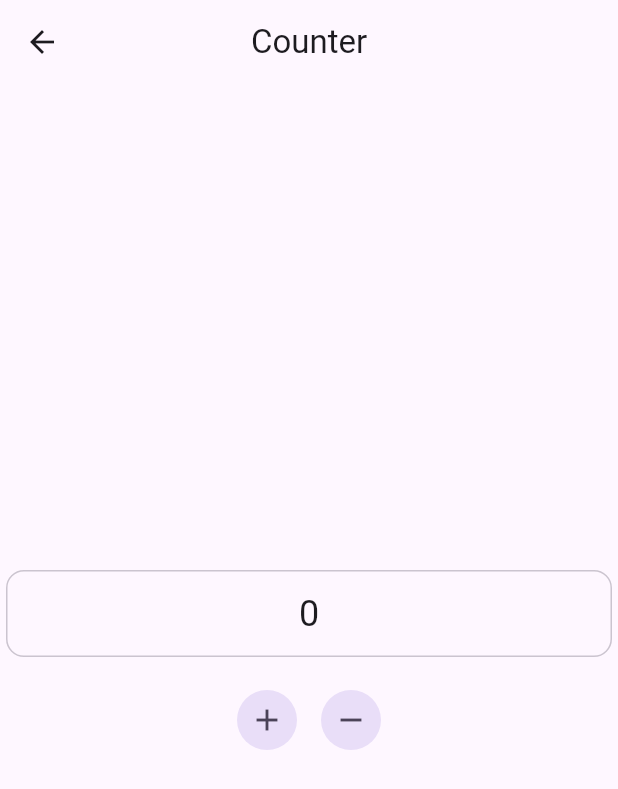
After one commit to aldnazr/test-native, a Flutter app: the screen it shows after launch, after a tap on "Test Riverpod", on a phone screen of 412 x 824 dp. The commit adds this screen. Shown: the top 789 px of the screen. Run offline on Flutter 3.47's test engine with Material 3 defaults, Android fonts, the phone set to English and light mode, and no system bars; our stand-ins replace camera, firebase_core, firebase_messaging, flutter_local_notifications, flutter_riverpod, geolocator and 3 more; accounts and stored records are empty; generated files the repository leaves out were written again.

Commit message:
add riverpod

```diff
--- a/analysis_options.yaml
+++ b/analysis_options.yaml
@@ -8,6 +8,10 @@
 # The following line activates a set of recommended lints for Flutter apps,
 # packages, and plugins designed to encourage good coding practices.
 include: package:flutter_lints/flutter.yaml
+
+analyzer:
+  plugins:
+    - custom_lint
 
 linter:
   # The lint rules applied to this project can be customized in the
@@ -23,6 +27,5 @@ linter:
   rules:
     # avoid_print: false  # Uncomment to disable the `avoid_print` rule
     # prefer_single_quotes: true  # Uncomment to enable the `prefer_single_quotes` rule
-
 # Additional information about this file can be found at
 # https://dart.dev/guides/language/analysis-options
--- /dev/null
+++ b/lib/counter_screen.dart
@@ -0,0 +1,49 @@
+import 'package:flutter/material.dart';
+import 'package:flutter_riverpod/flutter_riverpod.dart';
+import 'package:myapp/provider/counter_provider.dart';
+
+class CounterScreen extends ConsumerWidget {
+  const CounterScreen({super.key});
+
+  @override
+  Widget build(BuildContext context, WidgetRef ref) {
+    final counterProv = ref.watch(counterProvider);
+    final counterProvNotif = ref.read(counterProvider.notifier);
+    return Scaffold(
+      appBar: AppBar(centerTitle: true, title: Text('Counter')),
+      body: Column(
+        spacing: 14.0,
+        crossAxisAlignment: CrossAxisAlignment.center,
+        mainAxisAlignment: MainAxisAlignment.center,
+        children: [
+          Card.outlined(
+            child: Padding(
+              padding: const EdgeInsets.all(12.0),
+              child: Center(
+                child: Text(
+                  counterProv.toString(),
+                  style: TextStyle(fontSize: 24.0),
+                ),
+              ),
+            ),
+          ),
+          Row(
+            spacing: 8.0,
+            crossAxisAlignment: CrossAxisAlignment.center,
+            mainAxisAlignment: MainAxisAlignment.center,
+            children: [
+              IconButton.filledTonal(
+                onPressed: counterProvNotif.increment,
+                icon: Icon(Icons.add),
+              ),
+              IconButton.filledTonal(
+                onPressed: counterProvNotif.decrement,
+                icon: Icon(Icons.remove),
+              ),
+            ],
+          ),
+        ],
+      ),
+    );
+  }
+}
--- a/lib/gps_screen.dart
+++ b/lib/gps_screen.dart
@@ -55,7 +55,9 @@ class GpsAccessService {
 
       // Step 3: Dapatkan posisi
       Position position = await Geolocator.getCurrentPosition(
-        desiredAccuracy: LocationAccuracy.high,
+        locationSettings: const LocationSettings(
+          accuracy: LocationAccuracy.best,
+        ),
       );
 
       return position;
--- a/lib/main.dart
+++ b/lib/main.dart
@@ -2,6 +2,8 @@ import 'package:camera/camera.dart';
 import 'package:firebase_core/firebase_core.dart';
 import 'package:firebase_messaging/firebase_messaging.dart';
 import 'package:flutter/material.dart';
+import 'package:flutter_riverpod/flutter_riverpod.dart';
+import 'package:myapp/counter_screen.dart';
 import 'package:myapp/firebase_options.dart';
 import 'package:myapp/gps_screen.dart';
 import 'package:myapp/map_distance.dart';
@@ -15,7 +17,6 @@ late List<CameraDescription> cameras;
 @pragma('vm:entry-point')
 Future<void> _firebaseMessagingBackgroundHandler(RemoteMessage message) async {
   await Firebase.initializeApp(options: DefaultFirebaseOptions.currentPlatform);
-  print("Menangani pesan di latar belakang: ${message.messageId}");
 }
 
 void main() async {
@@ -30,13 +31,14 @@ void main() async {
 
   // Local Notification
   await NotificationService.init();
+
   // Ambil daftar kamera yang tersedia di perangkat.
   try {
     cameras = await availableCameras();
   } on CameraException catch (e) {
-    print('Error mengambil daftar kamera: $e');
+    throw Exception(e);
   }
-  runApp(const MyApp());
+  runApp(ProviderScope(child: const MyApp()));
 }
 
 class MyApp extends StatelessWidget {
@@ -135,6 +137,15 @@ class _MyHomePageState extends State<MyHomePage> {
               },
               child: Text('Google Maps'),
             ),
+            FilledButton(
+              onPressed: () {
+                Navigator.push(
+                  context,
+                  MaterialPageRoute(builder: (context) => CounterScreen()),
+                );
+              },
+              child: Text('Test Riverpod'),
+            ),
           ],
         ),
       ),
--- a/lib/map_distance.dart
+++ b/lib/map_distance.dart
@@ -1,7 +1,6 @@
 import 'package:flutter/material.dart';
 import 'package:google_maps_flutter/google_maps_flutter.dart';
 import 'package:geolocator/geolocator.dart';
-import 'dart:math' show cos, sqrt, asin;
 
 class MapDistance extends StatefulWidget {
   const MapDistance({super.key});
```
Also changed, not shown: lib/provider/counter_provider.dart (added, +19 -0 lines), pubspec.yaml (+17 -25 lines), lib/provider/counter_provider.g.dart (added), pubspec.lock.
